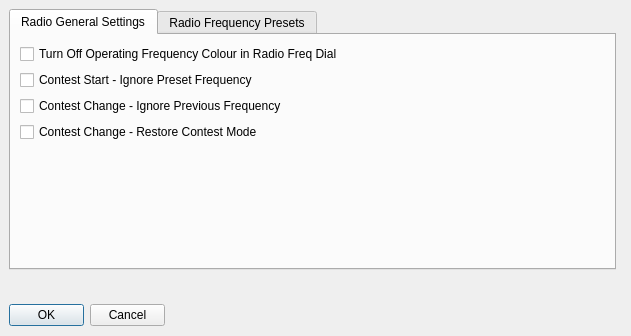
The window that mqt/MqtLogger/radiosettingdialog.ui (Rsclub22/Minos2-Mirror) describes before a commit, drawn with Qt 5.
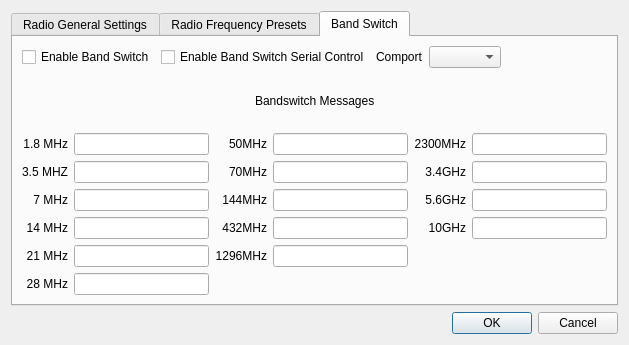
The same window after the commit.

Commit message: add bandSwitch to LogRadio Dialog, moved SerialTVSwitch from rigcontrol to mgtbase

The edit to the form file:
```diff
--- a/mqt/MqtLogger/radiosettingdialog.ui
+++ b/mqt/MqtLogger/radiosettingdialog.ui
@@ -6,27 +6,21 @@
    <rect>
     <x>0</x>
     <y>0</y>
-    <width>631</width>
-    <height>336</height>
+    <width>629</width>
+    <height>345</height>
    </rect>
   </property>
   <property name="windowTitle">
    <string>Dialog</string>
   </property>
+  <layout class="QVBoxLayout" name="verticalLayout_9">
+   <item>
   <widget class="QTabWidget" name="radioSettingsTabWidget">
-   <property name="geometry">
-    <rect>
-     <x>9</x>
-     <y>9</y>
-     <width>607</width>
-     <height>261</height>
-    </rect>
-   </property>
    <property name="autoFillBackground">
     <bool>true</bool>
    </property>
    <property name="currentIndex">
-    <number>0</number>
+      <number>2</number>
    </property>
    <widget class="QWidget" name="radioGeneralSettingsTab">
     <attribute name="title">
@@ -911,16 +905,358 @@
      </item>
     </layout>
    </widget>
-  </widget>
+     <widget class="QWidget" name="bandSwitchTab">
+      <attribute name="title">
+       <string>Band Switch</string>
+      </attribute>
+      <layout class="QVBoxLayout" name="verticalLayout_8">
+       <item>
+        <layout class="QHBoxLayout" name="horizontalLayout">
+         <item>
+          <widget class="QCheckBox" name="enableBandSwChkBox">
+           <property name="text">
+            <string>Enable Band Switch</string>
+           </property>
+          </widget>
+         </item>
+         <item>
+          <widget class="QCheckBox" name="enableSerialBandSwChkBox">
+           <property name="text">
+            <string>Enable Band Switch Serial Control</string>
+           </property>
+          </widget>
+         </item>
+         <item>
+          <widget class="QLabel" name="comportLabel">
+           <property name="text">
+            <string>Comport</string>
+           </property>
+          </widget>
+         </item>
+         <item>
+          <widget class="QComboBox" name="bandSwCombo"/>
+         </item>
+         <item>
+          <spacer name="horizontalSpacer_3">
+           <property name="orientation">
+            <enum>Qt::Horizontal</enum>
+           </property>
+           <property name="sizeHint" stdset="0">
+            <size>
+             <width>40</width>
+             <height>20</height>
+            </size>
+           </property>
+          </spacer>
+         </item>
+        </layout>
+       </item>
+       <item>
+        <layout class="QVBoxLayout" name="verticalLayout_5">
+         <item>
+          <layout class="QHBoxLayout" name="horizontalLayout_2">
+           <item>
+            <spacer name="horizontalSpacer">
+             <property name="orientation">
+              <enum>Qt::Horizontal</enum>
+             </property>
+             <property name="sizeHint" stdset="0">
+              <size>
+               <width>40</width>
+               <height>20</height>
+              </size>
+             </property>
+            </spacer>
+           </item>
+           <item>
+            <widget class="QLabel" name="bandSwMsgsLabel">
+             <property name="text">
+              <string>Bandswitch Messages</string>
+             </property>
+            </widget>
+           </item>
+           <item>
+            <spacer name="horizontalSpacer_2">
+             <property name="orientation">
+              <enum>Qt::Horizontal</enum>
+             </property>
+             <property name="sizeHint" stdset="0">
+              <size>
+               <width>40</width>
+               <height>20</height>
+              </size>
+             </property>
+            </spacer>
+           </item>
+          </layout>
+         </item>
+         <item>
+          <layout class="QGridLayout" name="gridLayout_7">
+           <item row="5" column="0">
+            <widget class="QLabel" name="bandSw_28MHzLbl">
+             <property name="text">
+              <string>28 MHz</string>
+             </property>
+             <property name="alignment">
+              <set>Qt::AlignRight|Qt::AlignTrailing|Qt::AlignVCenter</set>
+             </property>
+            </widget>
+           </item>
+           <item row="1" column="0">
+            <widget class="QLabel" name="bandSw_3_5MHzLbl">
+             <property name="text">
+              <string>3.5 MHZ</string>
+             </property>
+             <property name="alignment">
+              <set>Qt::AlignRight|Qt::AlignTrailing|Qt::AlignVCenter</set>
+             </property>
+            </widget>
+           </item>
+           <item row="1" column="4">
+            <widget class="QLabel" name="bandSw_70MHzLbl">
+             <property name="text">
+              <string>70MHz</string>
+             </property>
+             <property name="alignment">
+              <set>Qt::AlignRight|Qt::AlignTrailing|Qt::AlignVCenter</set>
+             </property>
+            </widget>
+           </item>
+           <item row="3" column="4">
+            <widget class="QLabel" name="bandSw_432MHzLbl">
+             <property name="text">
+              <string>432MHz</string>
+             </property>
+             <property name="alignment">
+              <set>Qt::AlignRight|Qt::AlignTrailing|Qt::AlignVCenter</set>
+             </property>
+            </widget>
+           </item>
+           <item row="1" column="1">
+            <widget class="QLineEdit" name="bandSwLineEdit_3_5mhz">
+             <property name="clearButtonEnabled">
+              <bool>true</bool>
+             </property>
+            </widget>
+           </item>
+           <item row="0" column="1">
+            <widget class="QLineEdit" name="bandSwLineEdit_1_8mhz">
+             <property name="clearButtonEnabled">
+              <bool>true</bool>
+             </property>
+            </widget>
+           </item>
+           <item row="0" column="5">
+            <widget class="QLineEdit" name="bandSwLineEdit_50mhz">
+             <property name="clearButtonEnabled">
+              <bool>true</bool>
+             </property>
+            </widget>
+           </item>
+           <item row="2" column="0">
+            <widget class="QLabel" name="bandSw_7MHzLbl">
+             <property name="text">
+              <string>7 MHz</string>
+             </property>
+             <property name="alignment">
+              <set>Qt::AlignRight|Qt::AlignTrailing|Qt::AlignVCenter</set>
+             </property>
+            </widget>
+           </item>
+           <item row="0" column="0">
+            <widget class="QLabel" name="bandSw_1_8MHzLbl">
+             <property name="text">
+              <string>1.8 MHz</string>
+             </property>
+             <property name="alignment">
+              <set>Qt::AlignRight|Qt::AlignTrailing|Qt::AlignVCenter</set>
+             </property>
+            </widget>
+           </item>
+           <item row="2" column="4">
+            <widget class="QLabel" name="bandSw_144MHzLbl">
+             <property name="text">
+              <string>144MHz</string>
+             </property>
+             <property name="alignment">
+              <set>Qt::AlignRight|Qt::AlignTrailing|Qt::AlignVCenter</set>
+             </property>
+            </widget>
+           </item>
+           <item row="5" column="1">
+            <widget class="QLineEdit" name="bandSwLineEdit_28mhz">
+             <property name="clearButtonEnabled">
+              <bool>true</bool>
+             </property>
+            </widget>
+           </item>
+           <item row="4" column="0">
+            <widget class="QLabel" name="bandSw_21MHzLbl">
+             <property name="text">
+              <string>21 MHz</string>
+             </property>
+             <property name="alignment">
+              <set>Qt::AlignRight|Qt::AlignTrailing|Qt::AlignVCenter</set>
+             </property>
+            </widget>
+           </item>
+           <item row="1" column="5">
+            <widget class="QLineEdit" name="bandSwLineEdit_70mhz">
+             <property name="clearButtonEnabled">
+              <bool>true</bool>
+             </property>
+            </widget>
+           </item>
+           <item row="4" column="1">
+            <widget class="QLineEdit" name="bandSwLineEdit_21mhz">
+             <property name="clearButtonEnabled">
+              <bool>true</bool>
+             </property>
+            </widget>
+           </item>
+           <item row="0" column="4">
+            <widget class="QLabel" name="bandSw_50MHzLbl">
+             <property name="text">
+              <string>50MHz</string>
+             </property>
+             <property name="alignment">
+              <set>Qt::AlignRight|Qt::AlignTrailing|Qt::AlignVCenter</set>
+             </property>
+            </widget>
+           </item>
+           <item row="2" column="5">
+            <widget class="QLineEdit" name="bandSwLineEdit_144mhz">
+             <property name="clearButtonEnabled">
+              <bool>true</bool>
+             </property>
+            </widget>
+           </item>
+           <item row="3" column="0">
+            <widget class="QLabel" name="bandSw_14MHzLbl">
+             <property name="text">
+              <string>14 MHz</string>
+             </property>
+             <property name="alignment">
+              <set>Qt::AlignRight|Qt::AlignTrailing|Qt::AlignVCenter</set>
+             </property>
+            </widget>
+           </item>
+           <item row="4" column="5">
+            <widget class="QLineEdit" name="bandSwLineEdit_1296mhz">
+             <property name="clearButtonEnabled">
+              <bool>true</bool>
+             </property>
+            </widget>
+           </item>
+           <item row="3" column="1">
+            <widget class="QLineEdit" name="bandSwLineEdit_14mhz">
+             <property name="clearButtonEnabled">
+              <bool>true</bool>
+             </property>
+            </widget>
+           </item>
+           <item row="3" column="5">
+            <widget class="QLineEdit" name="bandSwLineEdit_432mhz">
+             <property name="clearButtonEnabled">
+              <bool>true</bool>
+             </property>
+            </widget>
+           </item>
+           <item row="2" column="1">
+            <widget class="QLineEdit" name="bandSwLineEdit_7mhz">
+             <property name="clearButtonEnabled">
+              <bool>true</bool>
+             </property>
+            </widget>
+           </item>
+           <item row="4" column="4">
+            <widget class="QLabel" name="bandSw_1296MHzLbl">
+             <property name="text">
+              <string>1296MHz</string>
+             </property>
+             <property name="alignment">
+              <set>Qt::AlignRight|Qt::AlignTrailing|Qt::AlignVCenter</set>
+             </property>
+            </widget>
+           </item>
+           <item row="3" column="6">
+            <widget class="QLabel" name="bandSw_10GHzLbl">
+             <property name="text">
+              <string>10GHz</string>
+             </property>
+             <property name="alignment">
+              <set>Qt::AlignRight|Qt::AlignTrailing|Qt::AlignVCenter</set>
+             </property>
+            </widget>
+           </item>
+           <item row="3" column="7">
+            <widget class="QLineEdit" name="bandSwLineEdit_10ghz">
+             <property name="clearButtonEnabled">
+              <bool>true</bool>
+             </property>
+            </widget>
+           </item>
+           <item row="2" column="6">
+            <widget class="QLabel" name="bandSw_5_6GHzLbl">
+             <property name="text">
+              <string>5.6GHz</string>
+             </property>
+             <property name="alignment">
+              <set>Qt::AlignRight|Qt::AlignTrailing|Qt::AlignVCenter</set>
+             </property>
+            </widget>
+           </item>
+           <item row="2" column="7">
+            <widget class="QLineEdit" name="bandSwLineEdit_5_6ghz">
+             <property name="clearButtonEnabled">
+              <bool>true</bool>
+             </property>
+            </widget>
+           </item>
+           <item row="1" column="6">
+            <widget class="QLabel" name="bandSw_3_4GHzLbl">
+             <property name="text">
+              <string>3.4GHz</string>
+             </property>
+             <property name="alignment">
+              <set>Qt::AlignRight|Qt::AlignTrailing|Qt::AlignVCenter</set>
+             </property>
+            </widget>
+           </item>
+           <item row="1" column="7">
+            <widget class="QLineEdit" name="bandSwLineEdit_3_4ghz">
+             <property name="clearButtonEnabled">
+              <bool>true</bool>
+             </property>
+            </widget>
+           </item>
+           <item row="0" column="7">
+            <widget class="QLineEdit" name="bandSwLineEdit_2300mhz">
+             <property name="clearButtonEnabled">
+              <bool>true</bool>
+             </property>
+            </widget>
+           </item>
+           <item row="0" column="6">
+            <widget class="QLabel" name="bandSw_2300MHzLbl">
+             <property name="text">
+              <string>2300MHz</string>
+             </property>
+             <property name="alignment">
+              <set>Qt::AlignRight|Qt::AlignTrailing|Qt::AlignVCenter</set>
+             </property>
+            </widget>
+           </item>
+          </layout>
+         </item>
+        </layout>
+       </item>
+      </layout>
+     </widget>
+    </widget>
+   </item>
+   <item>
   <widget class="QDialogButtonBox" name="buttonBox">
-   <property name="geometry">
-    <rect>
-     <x>9</x>
-     <y>304</y>
-     <width>156</width>
-     <height>23</height>
-    </rect>
-   </property>
    <property name="orientation">
     <enum>Qt::Horizontal</enum>
    </property>
@@ -928,6 +1264,8 @@
     <set>QDialogButtonBox::Cancel|QDialogButtonBox::Ok</set>
    </property>
   </widget>
+   </item>
+  </layout>
  </widget>
  <resources/>
  <connections>
```
Lines whose indentation alone changed are shown as unchanged. The commit also changes 11 other files.
